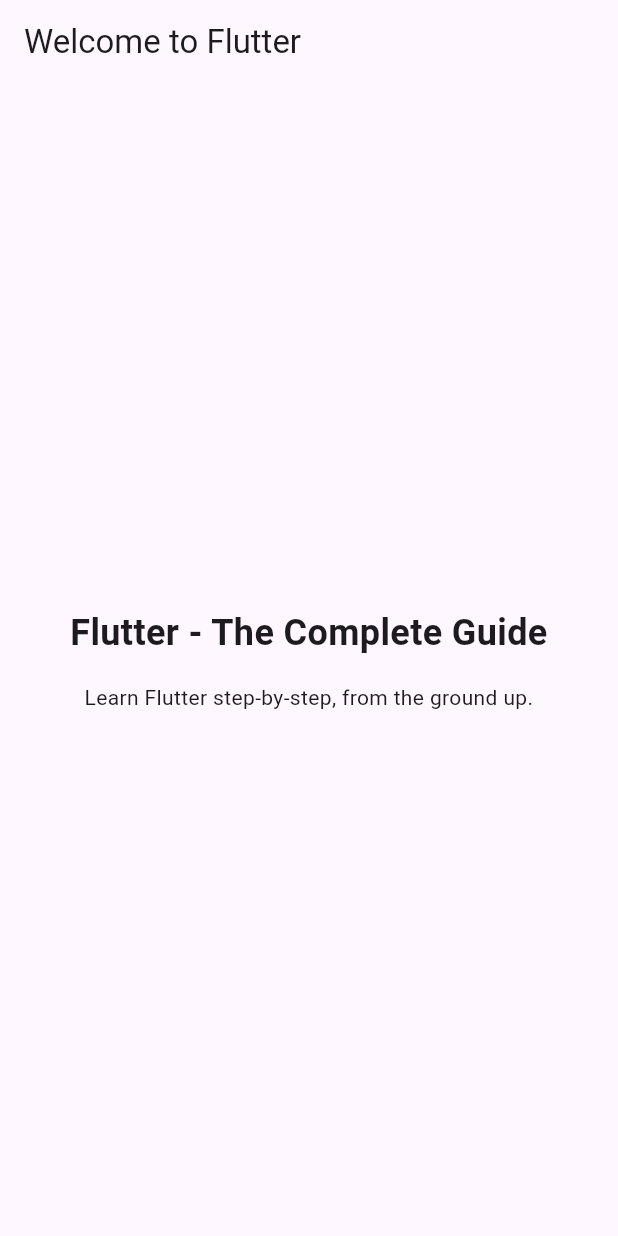
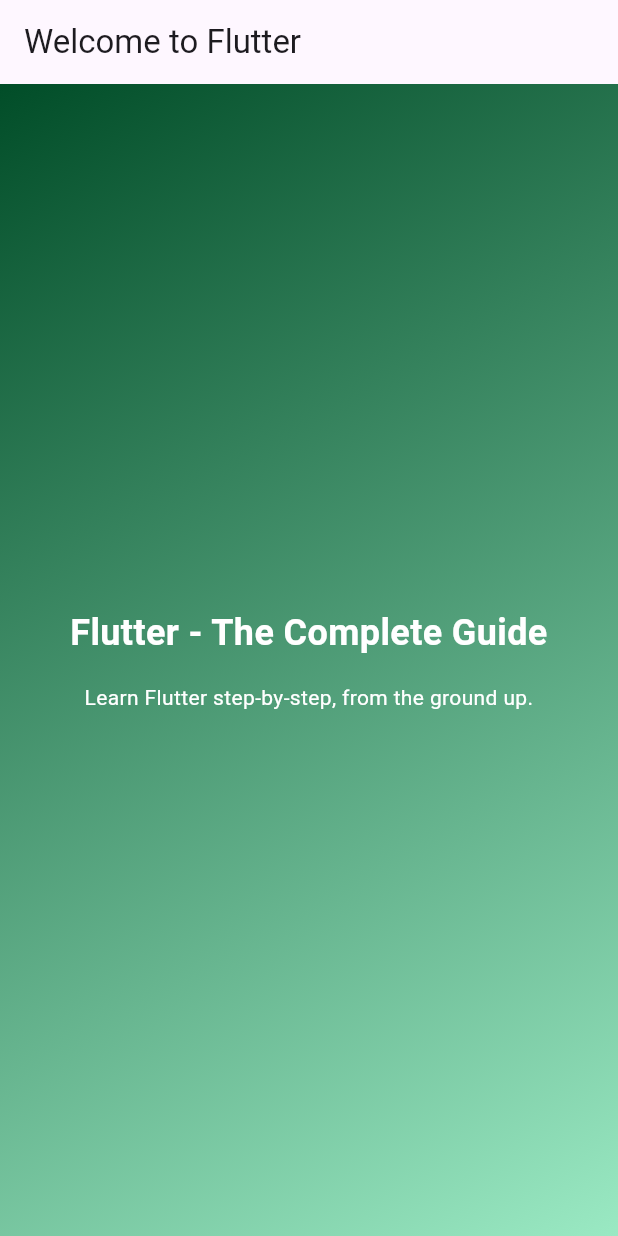
Before and after one commit to smvora4u/first_flutter_app, a Flutter app: the screen it shows after launch, on a phone screen of 412 x 824 dp. Run offline on Flutter 3.47's test engine with Material 3 defaults, Android fonts, the phone set to English and light mode, and no system bars.

Commit message:
gradient added.

```diff
--- a/lib/main.dart
+++ b/lib/main.dart
@@ -28,6 +28,16 @@ class MyApp extends StatelessWidget {
         body: Container(
           width: double.infinity,
           padding: const EdgeInsets.all(12),
+          decoration: const BoxDecoration(
+            gradient: LinearGradient(
+              colors: [
+                Color.fromARGB(255, 1, 77, 40),
+                Color.fromARGB(255, 154, 233, 195),
+              ],
+              begin: Alignment.topLeft,
+              end: Alignment.bottomRight,
+            ),
+          ),
           child: const Column(
             mainAxisAlignment: MainAxisAlignment.center,
             crossAxisAlignment: CrossAxisAlignment.center,
@@ -38,12 +48,14 @@ class MyApp extends StatelessWidget {
                 style: TextStyle(
                   fontSize: 24,
                   fontWeight: FontWeight.bold,
+                  color: Colors.white,
                 ),
               ),
               SizedBox(height: 16),
               Text(
                 'Learn Flutter step-by-step, from the ground up.',
                 textAlign: TextAlign.center,
+                style: TextStyle(color: Colors.white),
               ),
             ],
           ),
```
